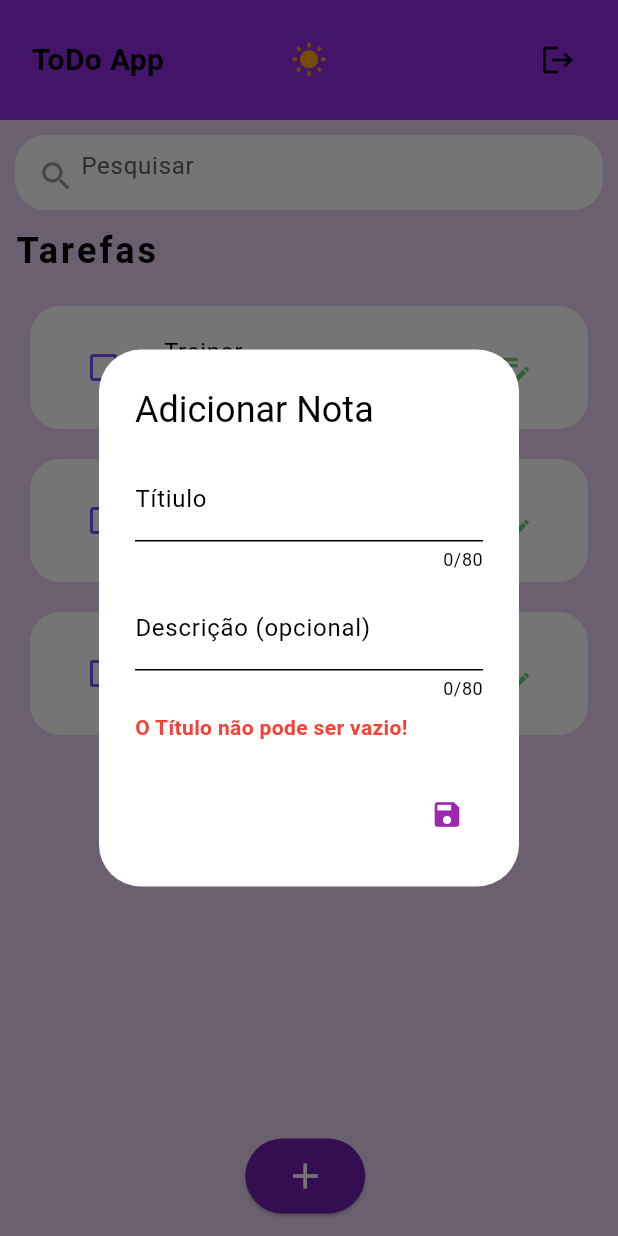
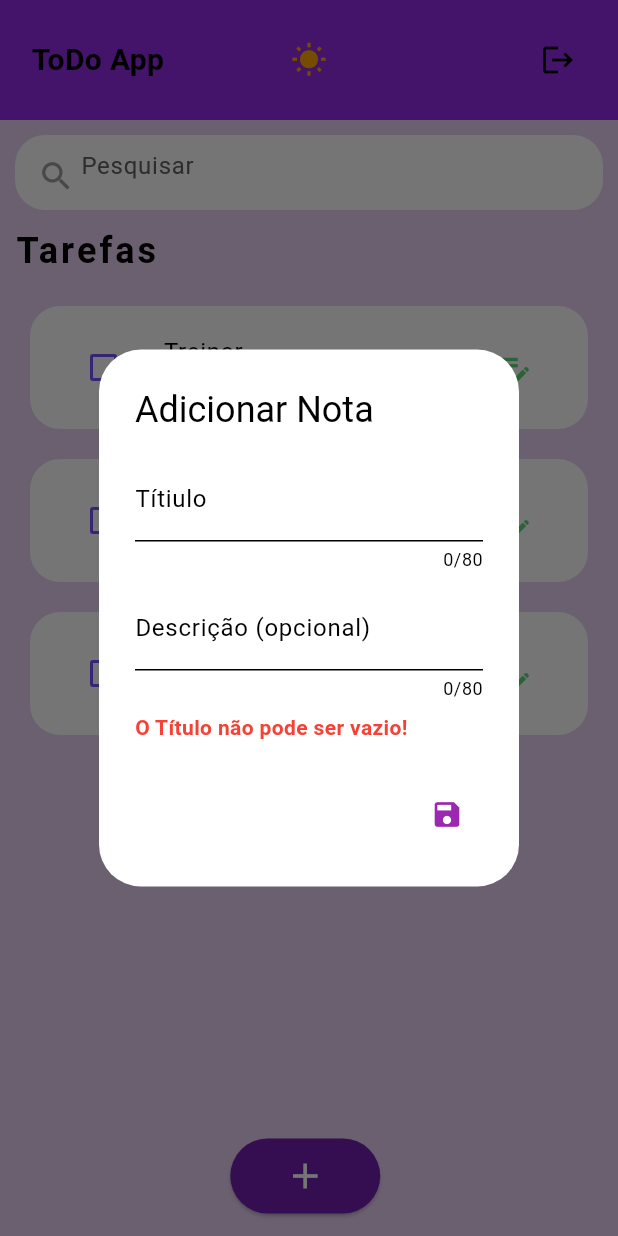
Before and after one commit to dugabrielle/todo_project, a Flutter app: the screen it shows after launch, after a tap on the "add" icon, on a phone screen of 412 x 824 dp. Run offline on Flutter 3.47's test engine with Material 3 defaults, Android fonts, the phone set to English and light mode, and no system bars; our stand-ins replace google_fonts.

Commit message:
add iconButton no lugar de Icon

```diff
--- a/lib/src/screens/home.dart
+++ b/lib/src/screens/home.dart
@@ -119,7 +119,7 @@ class _HomeScreenState extends State<HomeScreen> {
             alignment: Alignment.bottomCenter,
             child: Container(
               margin: const EdgeInsets.only(bottom: 15, right: 15, left: 10),
-              width: 80,
+              width: 100,
               child: ElevatedButton(
                 onPressed: () {
                   _addNota();
@@ -128,12 +128,18 @@ class _HomeScreenState extends State<HomeScreen> {
                   backgroundColor: Theme.of(context).colorScheme.secondary,
                   minimumSize: const Size(50, 50),
                 ),
-                child: Icon(
-                  Icons.add,
-                  size: 28,
-                  color: Theme.of(context).brightness == Brightness.light
-                      ? Colors.white
-                      : Colors.black,
+                child: IconButton(
+                  icon: Icon(
+                    Icons.add,
+                    size: 28,
+                    color: Theme.of(context).brightness == Brightness.light
+                        ? Colors.white
+                        : Colors.black,
+                  ),
+                  iconSize: 28,
+                  onPressed: () {
+                    _addNota();
+                  },
                 ),
               ),
             ),
```
